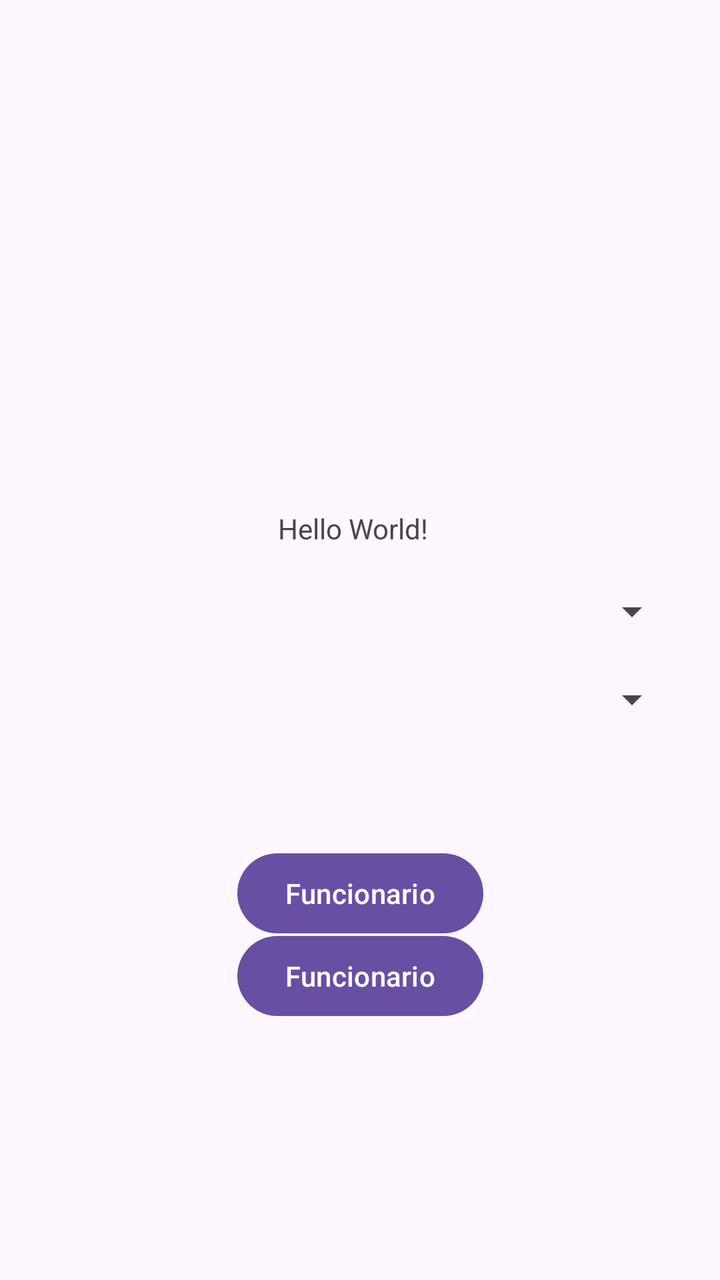
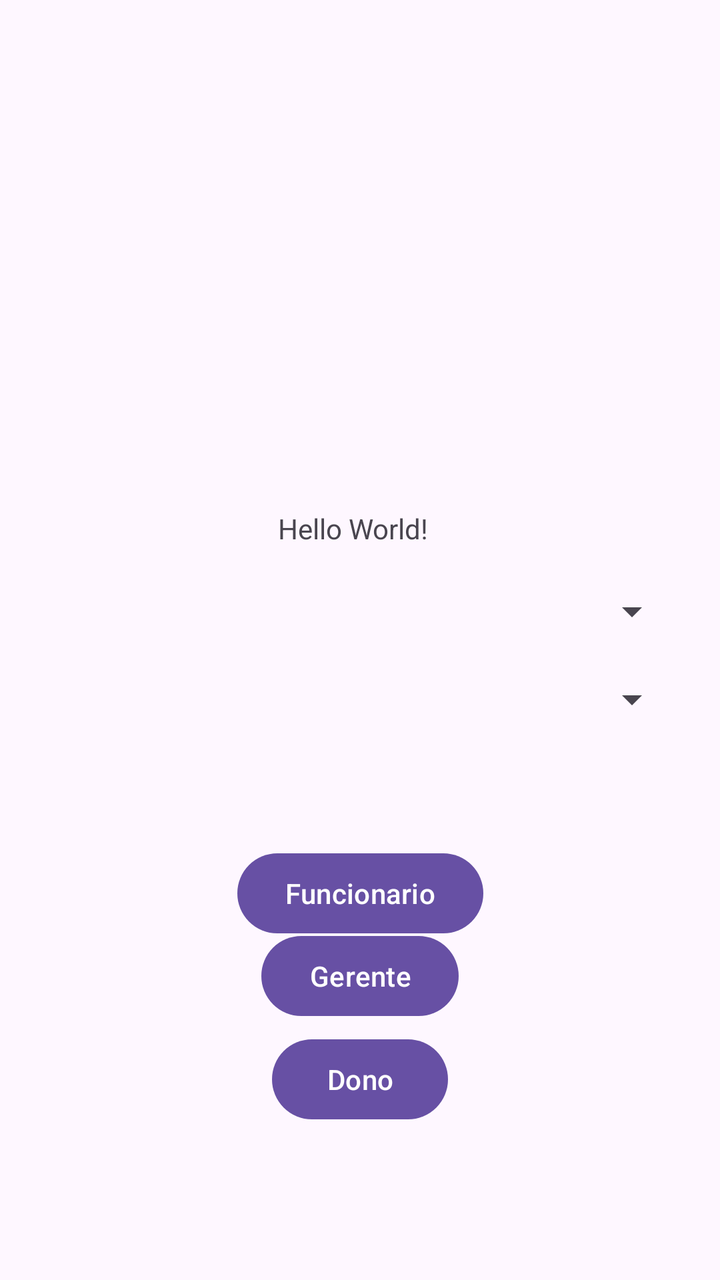

Two renders of the same Android screen: before a commit and after it. Below are the layout's source before the change and the commit's diff.
<!-- AndroidManifest.xml: application theme Theme.ProjectDroid_1220893_1241190 -->
<!-- res/layout/activity_main.xml -->
<?xml version="1.0" encoding="utf-8"?>
<androidx.constraintlayout.widget.ConstraintLayout
    xmlns:android="http://schemas.android.com/apk/res/android"

    xmlns:app="http://schemas.android.com/apk/res-auto"
    xmlns:tools="http://schemas.android.com/tools"
    android:id="@+id/main"
    android:layout_width="match_parent"
    android:layout_height="match_parent"
    tools:context=".MainActivity">


    <TextView
        android:id="@+id/textView"
        android:layout_width="wrap_content"
        android:layout_height="wrap_content"
        android:text="Hello World!"
        app:layout_constraintBottom_toBottomOf="parent"
        app:layout_constraintEnd_toEndOf="parent"
        app:layout_constraintHorizontal_bias="0.488"
        app:layout_constraintStart_toStartOf="parent"
        app:layout_constraintTop_toTopOf="parent"
        app:layout_constraintVertical_bias="0.41" />

    <Spinner
        android:id="@+id/spinnerTipo"
        android:layout_width="0dp"
        android:layout_height="wrap_content"
        android:layout_margin="20dp"
        android:layout_marginTop="40dp"
        app:layout_constraintEnd_toEndOf="parent"
        app:layout_constraintStart_toStartOf="parent"
        app:layout_constraintTop_toBottomOf="@id/textView" />

    <Spinner
        android:id="@+id/spinnerProduto"
        android:layout_width="0dp"
        android:layout_height="wrap_content"
        android:layout_margin="20dp"
        android:layout_marginTop="56dp"
        app:layout_constraintEnd_toEndOf="parent"
        app:layout_constraintStart_toStartOf="parent"
        app:layout_constraintTop_toBottomOf="@id/spinnerTipo" />


    <Button
        android:id="@+id/goTipos"
        android:layout_width="wrap_content"
        android:layout_height="wrap_content"
        android:text="Funcionario"
        app:layout_constraintBottom_toBottomOf="parent"
        app:layout_constraintEnd_toEndOf="parent"
        app:layout_constraintStart_toStartOf="parent"
        app:layout_constraintTop_toTopOf="parent"
        app:layout_constraintVertical_bias="0.714" />

    <Button
        android:id="@+id/goProduto"
        android:layout_width="wrap_content"
        android:layout_height="wrap_content"
        android:text="Funcionario"
        app:layout_constraintBottom_toBottomOf="parent"
        app:layout_constraintEnd_toEndOf="parent"
        app:layout_constraintStart_toStartOf="parent"
        app:layout_constraintTop_toTopOf="parent"
        app:layout_constraintVertical_bias="0.784" />


</androidx.constraintlayout.widget.ConstraintLayout>
<!-- resources referenced by this layout -->
<resources>
  <style name="Theme.ProjectDroid_1220893_1241190" parent="Base.Theme.ProjectDroid_1220893_1241190" />
  <style name="Base.Theme.ProjectDroid_1220893_1241190" parent="Theme.Material3.DayNight.NoActionBar">
          
          
      </style>
</resources>

<!-- the commit's change to res/layout/activity_main.xml (unified diff, before → after) -->
@@ -44,7 +44,7 @@
 
 
     <Button
-        android:id="@+id/goTipos"
+        android:id="@+id/goFuncionario"
         android:layout_width="wrap_content"
         android:layout_height="wrap_content"
         android:text="Funcionario"
@@ -55,15 +55,26 @@
         app:layout_constraintVertical_bias="0.714" />
 
     <Button
-        android:id="@+id/goProduto"
+        android:id="@+id/goGerente"
         android:layout_width="wrap_content"
         android:layout_height="wrap_content"
-        android:text="Funcionario"
+        android:text="Gerente"
         app:layout_constraintBottom_toBottomOf="parent"
         app:layout_constraintEnd_toEndOf="parent"
         app:layout_constraintStart_toStartOf="parent"
         app:layout_constraintTop_toTopOf="parent"
         app:layout_constraintVertical_bias="0.784" />
 
+    <Button
+        android:id="@+id/goDono"
+        android:layout_width="wrap_content"
+        android:layout_height="wrap_content"
+        android:text="Dono"
+        app:layout_constraintBottom_toBottomOf="parent"
+        app:layout_constraintEnd_toEndOf="parent"
+        app:layout_constraintStart_toStartOf="parent"
+        app:layout_constraintTop_toTopOf="parent"
+        app:layout_constraintVertical_bias="0.871" />
+
 
 </androidx.constraintlayout.widget.ConstraintLayout>
